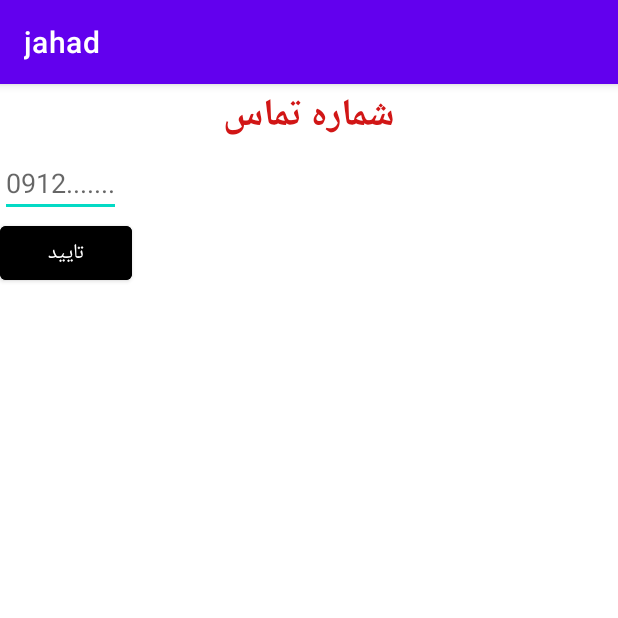
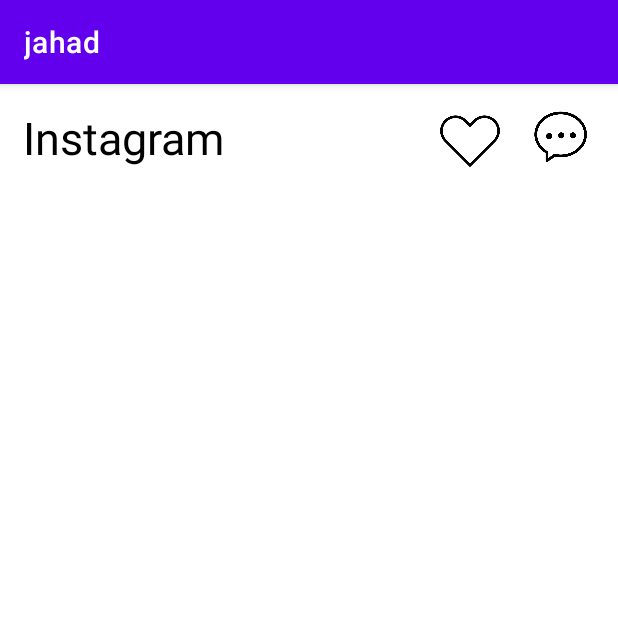
Before and after one commit to alisenemmar/contacts, an Android app: the screen it shows after launch (MainActivity), on a phone screen of 412 x 824 dp, the top half of it. Run offline under Robolectric (Android 15) with nearby library versions, the phone set to English and light mode, and no system bars.

Commit message:
2 - Instagram (Constraint)

```diff
--- a/app/src/main/res/layout/activity_main.xml
+++ b/app/src/main/res/layout/activity_main.xml
@@ -11,38 +11,29 @@
         android:id="@+id/tv1"
         android:layout_width="wrap_content"
         android:layout_height="wrap_content"
-        android:text="@string/phone_number"
-        android:textColor="#D11616"
-        android:textSize="25dp"
-        android:textStyle="bold"
-        app:layout_constraintEnd_toEndOf="parent"
+        android:layout_margin="15dp"
+        android:text="Instagram"
+        android:textColor="#000"
+        android:textSize="30dp"
         app:layout_constraintStart_toStartOf="parent"
         app:layout_constraintTop_toTopOf="parent" />
 
-    <EditText
-        android:id="@+id/et1"
-        android:layout_width="wrap_content"
-        android:layout_height="wrap_content"
-        android:inputType="text"
-        android:hint="0912......."
-        android:maxLength="11"
-        app:layout_constraintTop_toBottomOf="@+id/tv1"
-        tools:layout_editor_absoluteX="100dp" />
+    <ImageView
+        android:id="@+id/img1"
+        android:layout_width="45dp"
+        android:layout_height="45dp"
+        android:layout_margin="15dp"
+        app:layout_constraintEnd_toEndOf="parent"
+        app:layout_constraintTop_toTopOf="parent"
+        app:srcCompat="@drawable/message" />
 
     <ImageView
-        android:id="@+id/img1"
-        android:layout_width="wrap_content"
-        android:layout_height="wrap_content"
-        app:layout_constraintTop_toBottomOf="@+id/et1"
-        tools:layout_editor_absoluteX="140dp"
-        tools:srcCompat="@tools:sample/avatars" />
+        android:id="@+id/img2"
+        android:layout_width="45dp"
+        android:layout_height="45dp"
+        android:layout_margin="15dp"
+        app:layout_constraintEnd_toStartOf="@+id/img1"
+        app:layout_constraintTop_toTopOf="parent"
+        app:srcCompat="@drawable/heart" />
 
-    <Button
-        android:id="@+id/bt1"
-        android:layout_width="wrap_content"
-        android:layout_height="wrap_content"
-        android:text="تایید"
-        android:backgroundTint="#000"
-        app:layout_constraintTop_toBottomOf="@+id/img1"
-        tools:layout_editor_absoluteX="158dp" />
 </androidx.constraintlayout.widget.ConstraintLayout>
```
